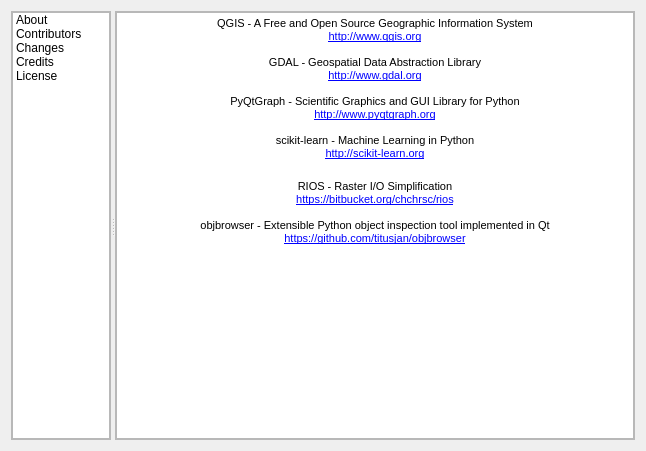
Above: enmapbox/gui/ui/aboutdialog.ui from jakimowb/enmapbox_testmigration2 before the change. Below: the same form after it.
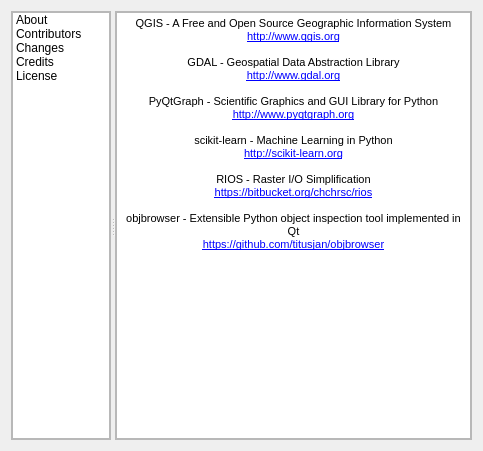
That is the form after the change. The open tabs and pages were chosen to show the change. Icons and pictures are not drawn.

Commit message: fixed raster icons

Patch:
```diff
--- a/enmapbox/gui/ui/aboutdialog.ui
+++ b/enmapbox/gui/ui/aboutdialog.ui
@@ -9,7 +9,7 @@
    <rect>
     <x>0</x>
     <y>0</y>
-    <width>646</width>
+    <width>483</width>
     <height>451</height>
    </rect>
   </property>
@@ -493,21 +493,21 @@
               <string>&lt;!DOCTYPE HTML PUBLIC &quot;-//W3C//DTD HTML 4.0//EN&quot; &quot;http://www.w3.org/TR/REC-html40/strict.dtd&quot;&gt;
 &lt;html&gt;&lt;head&gt;&lt;meta name=&quot;qrichtext&quot; content=&quot;1&quot; /&gt;&lt;style type=&quot;text/css&quot;&gt;
 p, li { white-space: pre-wrap; }
-&lt;/style&gt;&lt;/head&gt;&lt;body style=&quot; font-family:'.SF NS Text'; font-size:13pt; font-weight:400; font-style:normal;&quot;&gt;
-&lt;p align=&quot;center&quot; style=&quot; margin-top:0px; margin-bottom:0px; margin-left:0px; margin-right:0px; -qt-block-indent:0; text-indent:0px;&quot;&gt;&lt;span style=&quot; font-family:'MS Shell Dlg 2'; font-size:8pt;&quot;&gt;QGIS - A Free and Open Source Geographic Information System&lt;/span&gt;&lt;/p&gt;
-&lt;p align=&quot;center&quot; style=&quot; margin-top:0px; margin-bottom:0px; margin-left:0px; margin-right:0px; -qt-block-indent:0; text-indent:0px;&quot;&gt;&lt;a href=&quot;http://www.qgis.org&quot;&gt;&lt;span style=&quot; font-family:'MS Shell Dlg 2'; font-size:8pt; text-decoration: underline; color:#0000ff;&quot;&gt;http://www.qgis.org&lt;/span&gt;&lt;/a&gt;&lt;/p&gt;
-&lt;p align=&quot;center&quot; style=&quot;-qt-paragraph-type:empty; margin-top:0px; margin-bottom:0px; margin-left:0px; margin-right:0px; -qt-block-indent:0; text-indent:0px; font-family:'MS Shell Dlg 2'; font-size:8pt; text-decoration: underline; color:#0000ff;&quot;&gt;&lt;br /&gt;&lt;/p&gt;
-&lt;p align=&quot;center&quot; style=&quot; margin-top:0px; margin-bottom:0px; margin-left:0px; margin-right:0px; -qt-block-indent:0; text-indent:0px;&quot;&gt;&lt;span style=&quot; font-family:'MS Shell Dlg 2'; font-size:8pt;&quot;&gt;GDAL - Geospatial Data Abstraction Library&lt;br /&gt;&lt;/span&gt;&lt;a href=&quot;http://www.gdal.org&quot;&gt;&lt;span style=&quot; font-family:'MS Shell Dlg 2'; font-size:8pt; text-decoration: underline; color:#0000ff;&quot;&gt;http://www.gdal.org&lt;/span&gt;&lt;/a&gt;&lt;/p&gt;
-&lt;p align=&quot;center&quot; style=&quot;-qt-paragraph-type:empty; margin-top:0px; margin-bottom:0px; margin-left:0px; margin-right:0px; -qt-block-indent:0; text-indent:0px; font-family:'MS Shell Dlg 2'; font-size:8pt; text-decoration: underline; color:#0000ff;&quot;&gt;&lt;br /&gt;&lt;/p&gt;
-&lt;p align=&quot;center&quot; style=&quot; margin-top:0px; margin-bottom:0px; margin-left:0px; margin-right:0px; -qt-block-indent:0; text-indent:0px;&quot;&gt;&lt;span style=&quot; font-family:'MS Shell Dlg 2'; font-size:8pt;&quot;&gt;PyQtGraph - Scientific Graphics and GUI Library for Python&lt;/span&gt;&lt;/p&gt;
-&lt;p align=&quot;center&quot; style=&quot; margin-top:0px; margin-bottom:0px; margin-left:0px; margin-right:0px; -qt-block-indent:0; text-indent:0px;&quot;&gt;&lt;a href=&quot;http://www.pyqtgraph.org&quot;&gt;&lt;span style=&quot; font-family:'MS Shell Dlg 2'; font-size:8pt; text-decoration: underline; color:#0000ff;&quot;&gt;http://www.pyqtgraph.org&lt;/span&gt;&lt;/a&gt;&lt;/p&gt;
-&lt;p align=&quot;center&quot; style=&quot;-qt-paragraph-type:empty; margin-top:0px; margin-bottom:0px; margin-left:0px; margin-right:0px; -qt-block-indent:0; text-indent:0px; font-family:'MS Shell Dlg 2'; font-size:8pt; text-decoration: underline; color:#0000ff;&quot;&gt;&lt;br /&gt;&lt;/p&gt;
-&lt;p align=&quot;center&quot; style=&quot; margin-top:0px; margin-bottom:0px; margin-left:0px; margin-right:0px; -qt-block-indent:0; text-indent:0px;&quot;&gt;&lt;span style=&quot; font-family:'MS Shell Dlg 2'; font-size:8pt;&quot;&gt;scikit-learn - Machine Learning in Python&lt;/span&gt;&lt;/p&gt;
-&lt;p align=&quot;center&quot; style=&quot; margin-top:0px; margin-bottom:0px; margin-left:0px; margin-right:0px; -qt-block-indent:0; text-indent:0px;&quot;&gt;&lt;a href=&quot;http://scikit-learn.org&quot;&gt;&lt;span style=&quot; font-family:'MS Shell Dlg 2'; font-size:8pt; text-decoration: underline; color:#0000ff;&quot;&gt;http://scikit-learn.org&lt;/span&gt;&lt;/a&gt;&lt;span style=&quot; font-family:'MS Shell Dlg 2'; font-size:8pt;&quot;&gt;&lt;br /&gt;&lt;/span&gt;&lt;/p&gt;
-&lt;p align=&quot;center&quot; style=&quot; margin-top:0px; margin-bottom:0px; margin-left:0px; margin-right:0px; -qt-block-indent:0; text-indent:0px;&quot;&gt;&lt;span style=&quot; font-family:'MS Shell Dlg 2'; font-size:8pt;&quot;&gt;RIOS - Raster I/O Simplification&lt;/span&gt;&lt;/p&gt;
-&lt;p align=&quot;center&quot; style=&quot; margin-top:0px; margin-bottom:0px; margin-left:0px; margin-right:0px; -qt-block-indent:0; text-indent:0px;&quot;&gt;&lt;a href=&quot;https://bitbucket.org/chchrsc/rios&quot;&gt;&lt;span style=&quot; font-family:'MS Shell Dlg 2'; font-size:8pt; text-decoration: underline; color:#0000ff;&quot;&gt;https://bitbucket.org/chchrsc/rios&lt;/span&gt;&lt;/a&gt;&lt;/p&gt;
-&lt;p align=&quot;center&quot; style=&quot;-qt-paragraph-type:empty; margin-top:0px; margin-bottom:0px; margin-left:0px; margin-right:0px; -qt-block-indent:0; text-indent:0px; font-family:'MS Shell Dlg 2'; font-size:8pt;&quot;&gt;&lt;br /&gt;&lt;/p&gt;
-&lt;p align=&quot;center&quot; style=&quot; margin-top:0px; margin-bottom:0px; margin-left:0px; margin-right:0px; -qt-block-indent:0; text-indent:0px;&quot;&gt;&lt;span style=&quot; font-family:'MS Shell Dlg 2'; font-size:8pt;&quot;&gt;objbrowser - Extensible Python object inspection tool implemented in Qt&lt;br /&gt;&lt;/span&gt;&lt;a href=&quot;https://github.com/titusjan/objbrowser&quot;&gt;&lt;span style=&quot; font-family:'MS Shell Dlg 2'; font-size:8pt; text-decoration: underline; color:#0000ff;&quot;&gt;https://github.com/titusjan/objbrowser&lt;/span&gt;&lt;/a&gt;&lt;/p&gt;&lt;/body&gt;&lt;/html&gt;</string>
+&lt;/style&gt;&lt;/head&gt;&lt;body style=&quot; font-family:'MS Shell Dlg 2'; font-size:8.25pt; font-weight:400; font-style:normal;&quot;&gt;
+&lt;p align=&quot;center&quot; style=&quot; margin-top:0px; margin-bottom:0px; margin-left:0px; margin-right:0px; -qt-block-indent:0; text-indent:0px;&quot;&gt;&lt;span style=&quot; font-size:8pt;&quot;&gt;QGIS - A Free and Open Source Geographic Information System&lt;/span&gt;&lt;/p&gt;
+&lt;p align=&quot;center&quot; style=&quot; margin-top:0px; margin-bottom:0px; margin-left:0px; margin-right:0px; -qt-block-indent:0; text-indent:0px;&quot;&gt;&lt;a href=&quot;http://www.qgis.org&quot;&gt;&lt;span style=&quot; font-size:8pt; text-decoration: underline; color:#0000ff;&quot;&gt;http://www.qgis.org&lt;/span&gt;&lt;/a&gt;&lt;/p&gt;
+&lt;p align=&quot;center&quot; style=&quot;-qt-paragraph-type:empty; margin-top:0px; margin-bottom:0px; margin-left:0px; margin-right:0px; -qt-block-indent:0; text-indent:0px; font-size:8pt; text-decoration: underline; color:#0000ff;&quot;&gt;&lt;br /&gt;&lt;/p&gt;
+&lt;p align=&quot;center&quot; style=&quot; margin-top:0px; margin-bottom:0px; margin-left:0px; margin-right:0px; -qt-block-indent:0; text-indent:0px;&quot;&gt;&lt;span style=&quot; font-size:8pt;&quot;&gt;GDAL - Geospatial Data Abstraction Library&lt;br /&gt;&lt;/span&gt;&lt;a href=&quot;http://www.gdal.org&quot;&gt;&lt;span style=&quot; font-size:8pt; text-decoration: underline; color:#0000ff;&quot;&gt;http://www.gdal.org&lt;/span&gt;&lt;/a&gt;&lt;/p&gt;
+&lt;p align=&quot;center&quot; style=&quot;-qt-paragraph-type:empty; margin-top:0px; margin-bottom:0px; margin-left:0px; margin-right:0px; -qt-block-indent:0; text-indent:0px; font-size:8pt; text-decoration: underline; color:#0000ff;&quot;&gt;&lt;br /&gt;&lt;/p&gt;
+&lt;p align=&quot;center&quot; style=&quot; margin-top:0px; margin-bottom:0px; margin-left:0px; margin-right:0px; -qt-block-indent:0; text-indent:0px;&quot;&gt;&lt;span style=&quot; font-size:8pt;&quot;&gt;PyQtGraph - Scientific Graphics and GUI Library for Python&lt;/span&gt;&lt;/p&gt;
+&lt;p align=&quot;center&quot; style=&quot; margin-top:0px; margin-bottom:0px; margin-left:0px; margin-right:0px; -qt-block-indent:0; text-indent:0px;&quot;&gt;&lt;a href=&quot;http://www.pyqtgraph.org&quot;&gt;&lt;span style=&quot; font-size:8pt; text-decoration: underline; color:#0000ff;&quot;&gt;http://www.pyqtgraph.org&lt;/span&gt;&lt;/a&gt;&lt;/p&gt;
+&lt;p align=&quot;center&quot; style=&quot;-qt-paragraph-type:empty; margin-top:0px; margin-bottom:0px; margin-left:0px; margin-right:0px; -qt-block-indent:0; text-indent:0px; font-size:8pt; text-decoration: underline; color:#0000ff;&quot;&gt;&lt;br /&gt;&lt;/p&gt;
+&lt;p align=&quot;center&quot; style=&quot; margin-top:0px; margin-bottom:0px; margin-left:0px; margin-right:0px; -qt-block-indent:0; text-indent:0px;&quot;&gt;&lt;span style=&quot; font-size:8pt;&quot;&gt;scikit-learn - Machine Learning in Python&lt;/span&gt;&lt;/p&gt;
+&lt;p align=&quot;center&quot; style=&quot; margin-top:0px; margin-bottom:0px; margin-left:0px; margin-right:0px; -qt-block-indent:0; text-indent:0px;&quot;&gt;&lt;a href=&quot;http://scikit-learn.org&quot;&gt;&lt;span style=&quot; font-size:8pt; text-decoration: underline; color:#0000ff;&quot;&gt;http://scikit-learn.org&lt;/span&gt;&lt;/a&gt;&lt;span style=&quot; font-size:8pt;&quot;&gt;&lt;br /&gt;&lt;/span&gt;&lt;/p&gt;
+&lt;p align=&quot;center&quot; style=&quot; margin-top:0px; margin-bottom:0px; margin-left:0px; margin-right:0px; -qt-block-indent:0; text-indent:0px;&quot;&gt;&lt;span style=&quot; font-size:8pt;&quot;&gt;RIOS - Raster I/O Simplification&lt;/span&gt;&lt;/p&gt;
+&lt;p align=&quot;center&quot; style=&quot; margin-top:0px; margin-bottom:0px; margin-left:0px; margin-right:0px; -qt-block-indent:0; text-indent:0px;&quot;&gt;&lt;a href=&quot;https://bitbucket.org/chchrsc/rios&quot;&gt;&lt;span style=&quot; font-size:8pt; text-decoration: underline; color:#0000ff;&quot;&gt;https://bitbucket.org/chchrsc/rios&lt;/span&gt;&lt;/a&gt;&lt;/p&gt;
+&lt;p align=&quot;center&quot; style=&quot;-qt-paragraph-type:empty; margin-top:0px; margin-bottom:0px; margin-left:0px; margin-right:0px; -qt-block-indent:0; text-indent:0px; font-size:8pt;&quot;&gt;&lt;br /&gt;&lt;/p&gt;
+&lt;p align=&quot;center&quot; style=&quot; margin-top:0px; margin-bottom:0px; margin-left:0px; margin-right:0px; -qt-block-indent:0; text-indent:0px;&quot;&gt;&lt;span style=&quot; font-size:8pt;&quot;&gt;objbrowser - Extensible Python object inspection tool implemented in Qt&lt;br /&gt;&lt;/span&gt;&lt;a href=&quot;https://github.com/titusjan/objbrowser&quot;&gt;&lt;span style=&quot; font-size:8pt; text-decoration: underline; color:#0000ff;&quot;&gt;https://github.com/titusjan/objbrowser&lt;/span&gt;&lt;/a&gt;&lt;/p&gt;&lt;/body&gt;&lt;/html&gt;</string>
              </property>
             </widget>
            </item>
```
Left out of the diff: 88 changed lines with no effect on the pictures. The commit also changes 8 other files.
